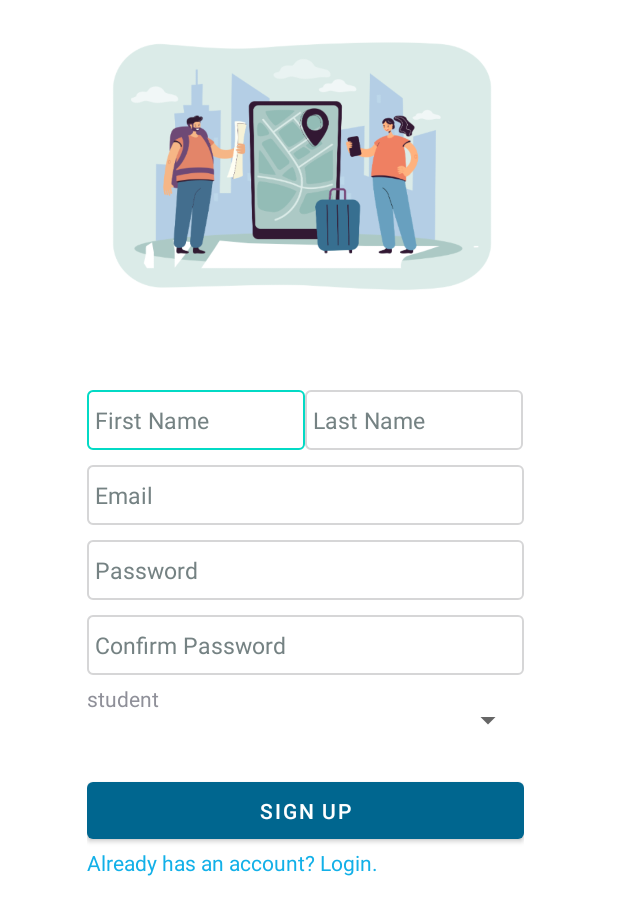
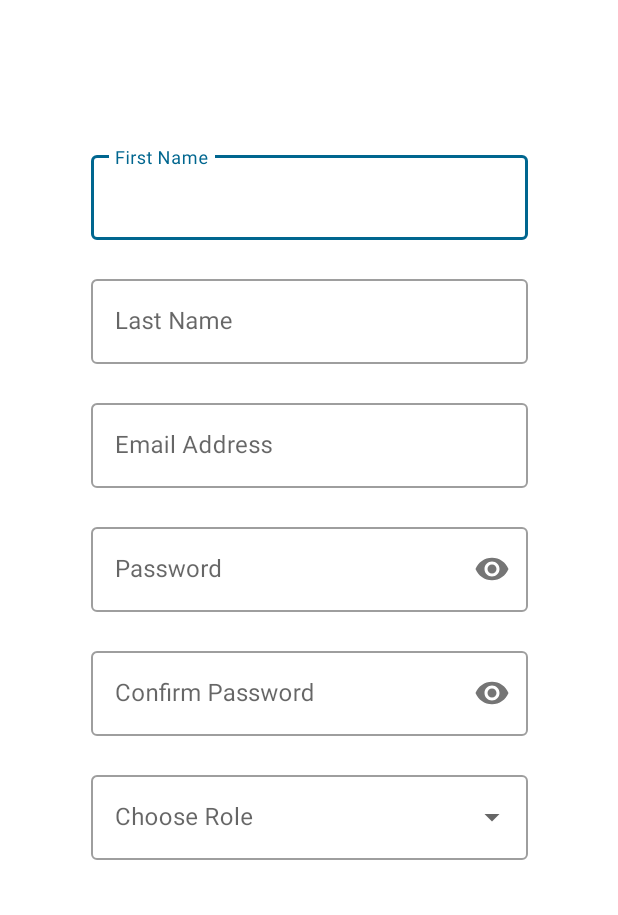
Before and after one commit to mikemark-777/Espasyo-Mobile-Application, an Android app: the fragment SignUpFragment shown on its own in the app's theme, on a phone screen of 412 x 824 dp. Shown: the top 915 px of the screen. Run offline under Robolectric (Android 15) with nearby library versions, the phone set to English and light mode, and no system bars; our stand-ins replace Firebase (no records; nobody signed in at launch, a user with empty details on screens opened directly); 3 statements that could not run were skipped.

Commit message:
designing login and signup part-1

```diff
--- a/app/src/main/java/com/capstone/espasyo/auth/views/LoginFragment.java
+++ b/app/src/main/java/com/capstone/espasyo/auth/views/LoginFragment.java
@@ -19,13 +19,13 @@ import android.widget.Toast;
 
 import com.capstone.espasyo.R;
 import com.capstone.espasyo.auth.viewmodels.AuthViewModel;
-import com.google.android.material.textfield.TextInputLayout;
+import com.google.android.material.textfield.TextInputEditText;
 import com.google.firebase.auth.FirebaseUser;
 
 
 public class LoginFragment extends Fragment {
 
-    private TextInputLayout textInputEmail, textInputPassword;
+    private TextInputEditText textInputEmail, textInputPassword;
     private Button btnLogin;
     private TextView gotoSignUp;
 
@@ -42,7 +42,7 @@ public class LoginFragment extends Fragment {
             @Override
             public void onChanged(FirebaseUser firebaseUser) {
                 if(firebaseUser != null) {
-                    //navController.navigate(R.id.action_loginFragment_to_mainPageFragment);
+                    navController.navigate(R.id.action_loginFragment_to_sampleFragment);
                 }
             }
         });
@@ -75,8 +75,8 @@ public class LoginFragment extends Fragment {
         btnLogin.setOnClickListener(new View.OnClickListener() {
             @Override
             public void onClick(View v) {
-                String txtEmail = textInputEmail.getEditText().getText().toString().trim();
-                String txtPassword = textInputPassword.getEditText().getText().toString().trim();
+                String txtEmail = textInputEmail.getText().toString().trim();
+                String txtPassword = textInputPassword.getText().toString().trim();
 
                 if(confirmInput(txtEmail, txtPassword)) {
                     viewModel.signIn(txtEmail, txtPassword);
--- a/app/src/main/java/com/capstone/espasyo/auth/views/SignUpFragment.java
+++ b/app/src/main/java/com/capstone/espasyo/auth/views/SignUpFragment.java
@@ -13,7 +13,9 @@ import androidx.navigation.Navigation;
 import android.view.LayoutInflater;
 import android.view.View;
 import android.view.ViewGroup;
+import android.widget.AdapterView;
 import android.widget.ArrayAdapter;
+import android.widget.AutoCompleteTextView;
 import android.widget.Button;
 import android.widget.EditText;
 import android.widget.Spinner;
@@ -22,12 +24,17 @@ import android.widget.Toast;
 
 import com.capstone.espasyo.R;
 import com.capstone.espasyo.auth.viewmodels.AuthViewModel;
+import com.google.android.material.textfield.TextInputEditText;
 import com.google.firebase.auth.FirebaseUser;
 
 public class SignUpFragment extends Fragment {
 
-    private EditText txtEmail, txtFirstName, txtLastName, txtPassword, txtConfirmPassword;
-    private Spinner txtRole;
+    private TextInputEditText txtEmail, txtFirstName, txtLastName, txtPassword, txtConfirmPassword;
+
+    String [] roles = {"Student","Landlord or Landlady"};
+    AutoCompleteTextView roleChosen;
+    ArrayAdapter<String> rolesAdapter;
+
     private TextView gotoLogin;
     private Button signUpButton;
     private AuthViewModel viewModel;
@@ -47,6 +54,7 @@ public class SignUpFragment extends Fragment {
                 }
             }
         });
+
     }
 
     @Override
@@ -64,11 +72,11 @@ public class SignUpFragment extends Fragment {
         txtLastName = view.findViewById(R.id.lastName);
         txtPassword = view.findViewById(R.id.password);
         txtConfirmPassword = view.findViewById(R.id.confirmPassword);
-        txtRole = view.findViewById(R.id.inputRole);
+        roleChosen =view.findViewById(R.id.inputRole);
 
-        ArrayAdapter<CharSequence> adapter = ArrayAdapter.createFromResource(getActivity().getApplicationContext(),
-                R.array.userRole, R.layout.support_simple_spinner_dropdown_item);
-        txtRole.setAdapter(adapter);
+            rolesAdapter = new ArrayAdapter<String>(getActivity(), R.layout.role_list_item, roles);
+            roleChosen.setAdapter(rolesAdapter);
+
 
 
 
@@ -92,7 +100,7 @@ public class SignUpFragment extends Fragment {
                 String LName = txtLastName.getText().toString();
                 String pass = txtPassword.getText().toString();
                 String confirmPass = txtConfirmPassword.getText().toString();
-                String userRole = txtRole.getSelectedItem().toString();
+                String userRole = roleChosen.getText().toString();
 
 
                 if(!email.isEmpty() && !FName.isEmpty() && !LName.isEmpty() && !pass.isEmpty() && !confirmPass.isEmpty()) {
--- a/app/src/main/res/layout/fragment_login.xml
+++ b/app/src/main/res/layout/fragment_login.xml
@@ -30,15 +30,15 @@
             android:textStyle="bold" />
 
         <com.google.android.material.textfield.TextInputLayout
-            android:id="@+id/text_input_email"
+            style="@style/Widget.MaterialComponents.TextInputLayout.OutlinedBox"
             android:layout_width="match_parent"
             android:layout_height="wrap_content"
             app:errorEnabled="true">
 
             <com.google.android.material.textfield.TextInputEditText
+                android:id="@+id/text_input_email"
                 android:layout_width="match_parent"
                 android:layout_height="wrap_content"
-                android:background="@drawable/custom_input"
                 android:hint="Email Address"
                 android:inputType="textEmailAddress"
                 app:boxStrokeWidth="0dp"
@@ -46,7 +46,7 @@
         </com.google.android.material.textfield.TextInputLayout>
 
         <com.google.android.material.textfield.TextInputLayout
-            android:id="@+id/text_input_password"
+            style="@style/Widget.MaterialComponents.TextInputLayout.OutlinedBox"
             android:layout_width="match_parent"
             android:layout_height="wrap_content"
             android:layout_marginTop="5dp"
@@ -54,13 +54,13 @@
             app:passwordToggleEnabled="true">
 
             <com.google.android.material.textfield.TextInputEditText
+                android:id="@+id/text_input_password"
                 android:layout_width="match_parent"
                 android:layout_height="wrap_content"
-                android:background="@drawable/custom_input"
                 android:hint="Password"
                 android:inputType="textPassword"
                 app:boxStrokeWidth="0dp"
-                app:boxStrokeWidthFocused="0dp" />
+                app:boxStrokeWidthFocused="0dp"/>
         </com.google.android.material.textfield.TextInputLayout>
 
         <Button
--- a/app/src/main/res/layout/fragment_sign_up.xml
+++ b/app/src/main/res/layout/fragment_sign_up.xml
@@ -6,110 +6,114 @@
     android:layout_height="match_parent"
     tools:context=".auth.views.SignUpFragment">
 
-    <ImageView
-        android:id="@+id/imageView2"
-        android:layout_width="280dp"
-        android:layout_height="200dp"
-        android:src="@drawable/studentloginimage"
-        app:layout_constraintBottom_toTopOf="@+id/linearLayout"
-        app:layout_constraintEnd_toEndOf="parent"
-        app:layout_constraintHorizontal_bias="0.465"
-        app:layout_constraintStart_toStartOf="parent"
-        app:layout_constraintTop_toTopOf="parent"
-        app:layout_constraintVertical_bias="0.205" />
 
     <LinearLayout
         android:id="@+id/linearLayout"
         android:layout_width="291dp"
-        android:layout_height="451dp"
+        android:layout_height="500dp"
         android:orientation="vertical"
         app:layout_constraintBottom_toBottomOf="parent"
         app:layout_constraintEnd_toEndOf="parent"
-        app:layout_constraintHorizontal_bias="0.48"
         app:layout_constraintStart_toStartOf="parent"
         app:layout_constraintTop_toTopOf="parent"
-        app:layout_constraintVertical_bias="0.671">
+        app:layout_constraintVertical_bias="0.303">
 
-        <LinearLayout
+
+        <com.google.android.material.textfield.TextInputLayout
+            style="@style/Widget.MaterialComponents.TextInputLayout.OutlinedBox"
             android:layout_width="match_parent"
-            android:layout_height="40dp"
-            android:layout_marginTop="10dp"
-            android:orientation="horizontal">
+            android:layout_height="wrap_content"
+            app:errorEnabled="true">
 
-            <EditText
+            <com.google.android.material.textfield.TextInputEditText
                 android:id="@+id/firstName"
-                android:layout_width="145dp"
-                android:layout_height="40dp"
-                android:background="@drawable/custom_input"
-                android:drawablePadding="8dp"
-                android:ems="10"
+                android:layout_width="match_parent"
+                android:layout_height="wrap_content"
                 android:hint="First Name"
                 android:inputType="text"
-                android:padding="5dp"
-                android:textColor="@color/black"
-                android:textColorHint="#758283"
-                android:textSize="15sp" />
+                app:boxStrokeWidth="0dp"
+                app:boxStrokeWidthFocused="0dp" />
+        </com.google.android.material.textfield.TextInputLayout>
 
-            <EditText
+        <com.google.android.material.textfield.TextInputLayout
+            style="@style/Widget.MaterialComponents.TextInputLayout.OutlinedBox"
+            android:layout_width="match_parent"
+            android:layout_height="wrap_content"
+            app:errorEnabled="true">
+
+            <com.google.android.material.textfield.TextInputEditText
                 android:id="@+id/lastName"
-                android:layout_width="145dp"
-                android:layout_height="40dp"
-                android:background="@drawable/custom_input"
-                android:drawablePadding="8dp"
-                android:ems="10"
+                android:layout_width="match_parent"
+                android:layout_height="wrap_content"
                 android:hint="Last Name"
-                android:inputType="text"
-                android:padding="5dp"
-                android:textColor="@color/black"
-                android:textColorHint="#758283"
-                android:textSize="15sp" />
-        </LinearLayout>
+                android:inputType="text" />
+            <!-- TODO see if whats better with box strokes or without -->
+        </com.google.android.material.textfield.TextInputLayout>
+
+        <com.google.android.material.textfield.TextInputLayout
+            style="@style/Widget.MaterialComponents.TextInputLayout.OutlinedBox"
+            android:layout_width="match_parent"
+            android:layout_height="wrap_content"
+            app:errorEnabled="true">
+
+            <com.google.android.material.textfield.TextInputEditText
+                android:id="@+id/emailSignUp"
+                android:layout_width="match_parent"
+                android:layout_height="wrap_content"
+                android:hint="Email Address"
+                android:inputType="textEmailAddress" />
+            <!-- TODO see if whats better with box strokes or without -->
+        </com.google.android.material.textfield.TextInputLayout>
 
 
-        <EditText
-            android:id="@+id/emailSignUp"
+        <com.google.android.material.textfield.TextInputLayout
+            style="@style/Widget.MaterialComponents.TextInputLayout.OutlinedBox"
             android:layout_width="match_parent"
-            android:layout_height="40dp"
-            android:layout_marginTop="10dp"
-            android:background="@drawable/custom_input"
-            android:drawablePadding="8dp"
-            android:ems="10"
-            android:hint="Email"
-            android:inputType="text"
-            android:padding="5dp"
-            android:textColor="@color/black"
-            android:textColorHint="#758283"
-            android:textSize="15sp" />
+            android:layout_height="wrap_content"
+            app:errorEnabled="true"
+            app:passwordToggleEnabled="true">
 
-        <EditText
-            android:id="@+id/password"
+            <com.google.android.material.textfield.TextInputEditText
+                android:id="@+id/password"
+                android:layout_width="match_parent"
+                android:layout_height="wrap_content"
+                android:hint="Password"
+                android:inputType="textPassword" />
+            <!-- TODO see if whats better with box strokes or without -->
+        </com.google.android.material.textfield.TextInputLayout>
+
+        <com.google.android.material.textfield.TextInputLayout
+            style="@style/Widget.MaterialComponents.TextInputLayout.OutlinedBox"
             android:layout_width="match_parent"
-            android:layout_height="40dp"
-            android:layout_marginTop="10dp"
-            android:background="@drawable/custom_input"
-            android:drawablePadding="8dp"
-            android:ems="10"
-            android:hint="Password"
-            android:inputType="textPassword"
-            android:padding="5dp"
-            android:textColor="@color/black"
-            android:textColorHint="#758283"
-            android:textSize="15sp" />
+            android:layout_height="wrap_content"
+            app:errorEnabled="true"
+            app:passwordToggleEnabled="true">
 
-        <EditText
-            android:id="@+id/confirmPassword"
+            <com.google.android.material.textfield.TextInputEditText
+                android:id="@+id/confirmPassword"
+                android:layout_width="match_parent"
+                android:layout_height="wrap_content"
+                android:hint="Confirm Password"
+                android:inputType="textPassword" />
+            <!-- TODO see if whats better with box strokes or without -->
+        </com.google.android.material.textfield.TextInputLayout>
+
+        <com.google.android.material.textfield.TextInputLayout
+            android:id="@+id/menu"
+            style="@style/Widget.MaterialComponents.TextInputLayout.OutlinedBox.ExposedDropdownMenu"
             android:layout_width="match_parent"
-            android:layout_height="40dp"
-            android:layout_marginTop="10dp"
-            android:background="@drawable/custom_input"
-            android:drawablePadding="8dp"
-            android:ems="10"
-            android:hint="Confirm Password"
-            android:inputType="textPassword"
-            android:padding="5dp"
-            android:textColor="@color/black"
-            android:textColorHint="#758283"
-            android:textSize="15sp" />
+            android:layout_height="wrap_content"
+            android:hint="@string/dropDown_label">
+
+            <AutoCompleteTextView
+                android:id="@id/inputRole"
+                android:layout_width="match_parent"
+                android:layout_height="wrap_content"
+                android:inputType="none"
+                />
+
+        </com.google.android.material.textfield.TextInputLayout>
+
 
         <Spinner
             android:id="@+id/inputRole"
--- a/app/src/main/res/navigation/nav_graph.xml
+++ b/app/src/main/res/navigation/nav_graph.xml
@@ -13,6 +13,9 @@
         <action
             android:id="@+id/action_loginFragment_to_signUpFragment"
             app:destination="@id/signUpFragment" />
+        <action
+            android:id="@+id/action_loginFragment_to_sampleFragment"
+            app:destination="@id/sampleFragment" />
     </fragment>
     <fragment
         android:id="@+id/signUpFragment"
@@ -23,4 +26,13 @@
             android:id="@+id/action_signUpFragment_to_loginFragment"
             app:destination="@id/loginFragment" />
     </fragment>
+    <fragment
+        android:id="@+id/sampleFragment"
+        android:name="com.capstone.espasyo.auth.views.SampleFragment"
+        android:label="fragment_sample"
+        tools:layout="@layout/fragment_sample" >
+        <action
+            android:id="@+id/action_sampleFragment_to_loginFragment"
+            app:destination="@id/loginFragment" />
+    </fragment>
 </navigation>
--- a/app/src/main/res/values-night/themes.xml
+++ b/app/src/main/res/values-night/themes.xml
@@ -1,10 +1,10 @@
 <resources xmlns:tools="http://schemas.android.com/tools">
     <!-- Base application theme. -->
-    <style name="Theme.Espasyo" parent="Theme.MaterialComponents.DayNight.DarkActionBar">
+    <style name="Theme.Espasyo" parent="Theme.MaterialComponents.Light.NoActionBar">
         <!-- Primary brand color. -->
-        <item name="colorPrimary">@color/purple_200</item>
-        <item name="colorPrimaryVariant">@color/purple_700</item>
-        <item name="colorOnPrimary">@color/black</item>
+        <item name="colorPrimary">@color/espasyo_blue_700</item>
+        <item name="colorPrimaryVariant">@color/espasyo_blue_500</item>
+        <item name="colorOnPrimary">@color/white</item>
         <!-- Secondary brand color. -->
         <item name="colorSecondary">@color/teal_200</item>
         <item name="colorSecondaryVariant">@color/teal_200</item>
--- a/app/src/main/res/values/colors.xml
+++ b/app/src/main/res/values/colors.xml
@@ -7,6 +7,7 @@
     <color name="teal_700">#FF018786</color>
     <color name="black">#FF000000</color>
     <color name="white">#FFFFFFFF</color>
+    <color name="gray">#424242</color>
 
     <!--- Espasyo Colors -->
     <color name="espasyo_blue_200">#32AEB6</color>
--- a/app/src/main/res/values/strings.xml
+++ b/app/src/main/res/values/strings.xml
@@ -4,9 +4,14 @@
     <string name="app_name">Espasyo</string>
 
     <!-- My Strings -->
+    <!-- For signup fragment -->
+    <string name="dropDown_label">Choose Role</string>
     <string-array name="userRole">
         <item>student</item>
         <item>landlord</item>
     </string-array>
+    <!-- TODO: Remove or change this placeholder text -->
+    <string name="hello_blank_fragment">Hello blank fragment</string>
+
 
 </resources>
```
